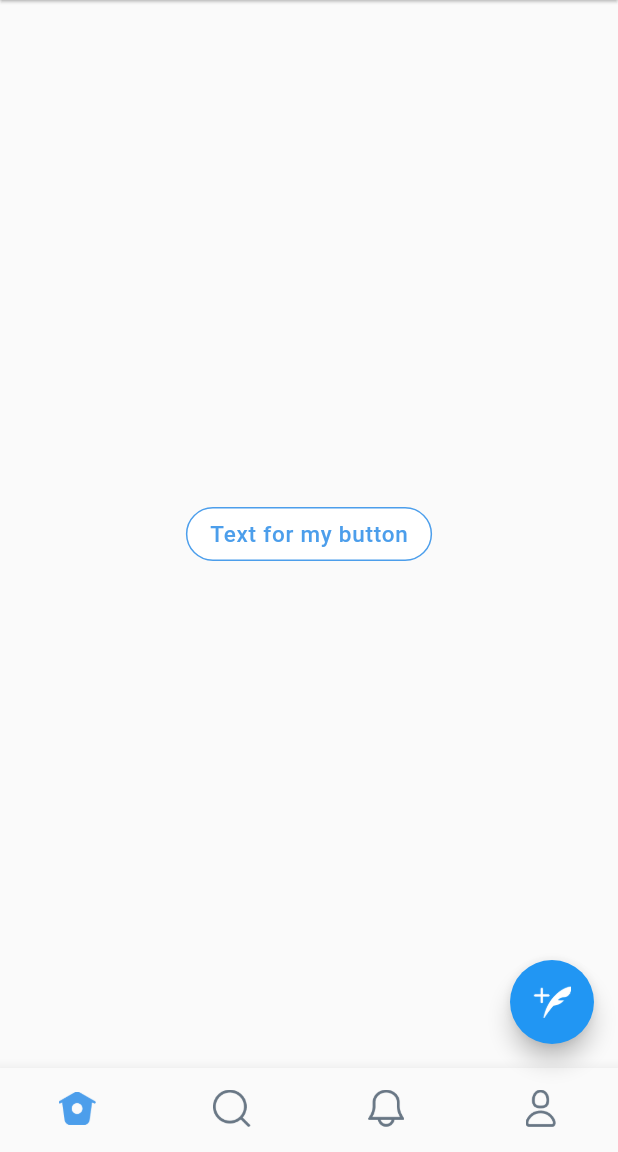
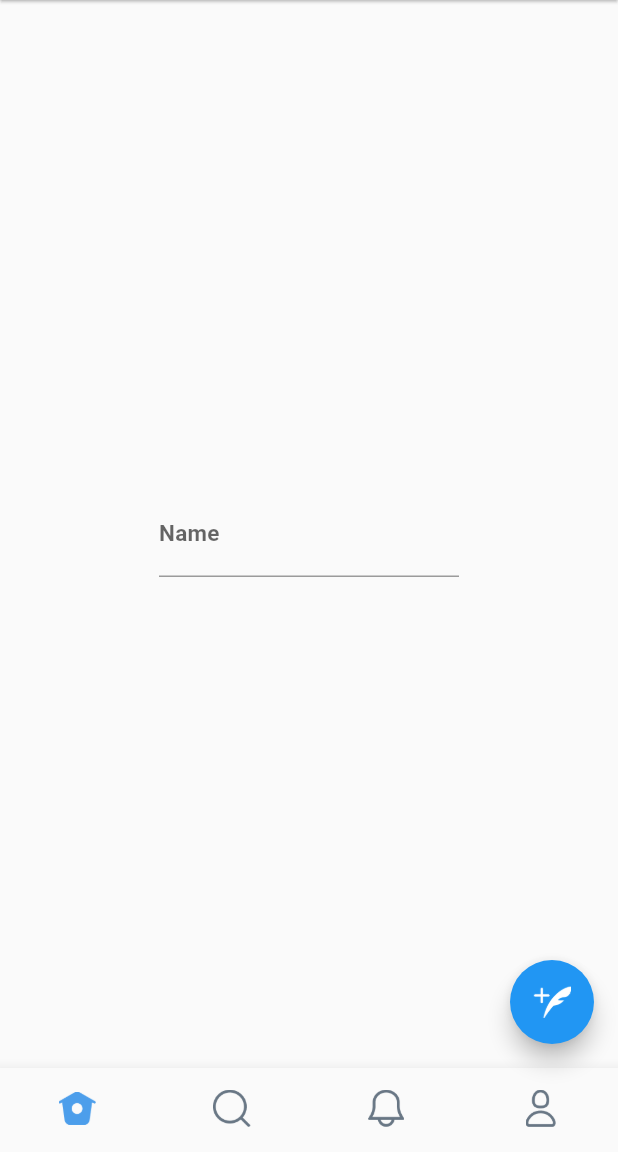
Before and after one commit to Lecarvalho/twitter_clone-deprecated-, a Flutter app: the screen it shows after launch, on a phone screen of 412 x 824 dp, the part 84-1236 px from its top. Run offline on Flutter 3.47's test engine with Material 2 defaults, Android fonts, the phone set to English and light mode, and no system bars.

Commit message:
wip textboxes

```diff
--- a/lib/views/pages/home_page.dart
+++ b/lib/views/pages/home_page.dart
@@ -4,8 +4,8 @@ import 'package:twitter_clone/views/resources/project_icons.dart';
 import 'package:twitter_clone/views/resources/project_logos.dart';
 import 'package:twitter_clone/views/widgets/appbar_widget.dart';
 import 'package:twitter_clone/views/widgets/bottom_navigation_bar_widget.dart';
-import 'package:twitter_clone/views/widgets/button_widget.dart';
 import 'package:twitter_clone/views/widgets/outlined_button_widget.dart';
+import 'package:twitter_clone/views/widgets/textbox_widget.dart';
 
 import 'notifications_page.dart';
 import 'profile_page.dart';
@@ -25,23 +25,21 @@ class _HomePageState extends State<HomePage> {
     });
   }
 
-  bool flagTest = true;
-
-  void _onButtonClick() {
-    print("ok now it's good");
-  }
-
   Set<Widget>? _pageSimulation;
   bool _isReady = false;
 
+  TextEditingController _textController = TextEditingController();
 
   @override
   void didChangeDependencies() {
-
     _pageSimulation = <Widget>{
-      OutlinedButtonWidget(
-        text: 'Text for my button',
-        onTap: _onButtonClick,
+      Container(
+        width: 200,
+        child: TextboxWidget(
+          controller: _textController,
+          hintText: "Please inform your name",
+          label: "Name",
+        ),
       ),
       SearchPage(),
       NotificationsPage(),
--- a/lib/views/widgets/textbox_widget.dart
+++ b/lib/views/widgets/textbox_widget.dart
@@ -1,14 +1,31 @@
 import 'package:flutter/material.dart';
+import 'package:flutter/services.dart';
 
 class TextboxWidget extends StatelessWidget {
+  final TextEditingController controller;
+  final String hintText;
+  final String? label;
+  final int? maxLength;
 
-  final TextEditingController controller;
-  TextboxWidget({required this.controller});
+  TextboxWidget({
+    required this.controller,
+    required this.hintText,
+    this.label,
+    this.maxLength,
+  });
 
   @override
   Widget build(BuildContext context) {
     return TextField(
       controller: controller,
+      inputFormatters: [
+        LengthLimitingTextInputFormatter(maxLength)
+      ],
+      maxLength: maxLength,
+      decoration: InputDecoration(
+        labelText: label,
+        hintText: hintText,
+      ),
     );
   }
 }
```
Also changed, not shown: lib/views/widgets/multiline_textbox_widget.dart (added, +10 -0 lines).
